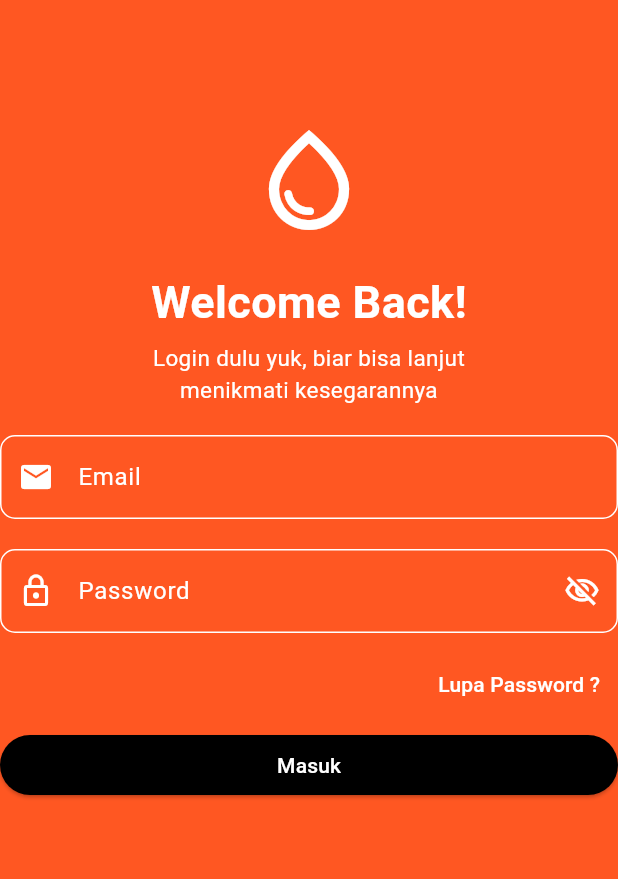
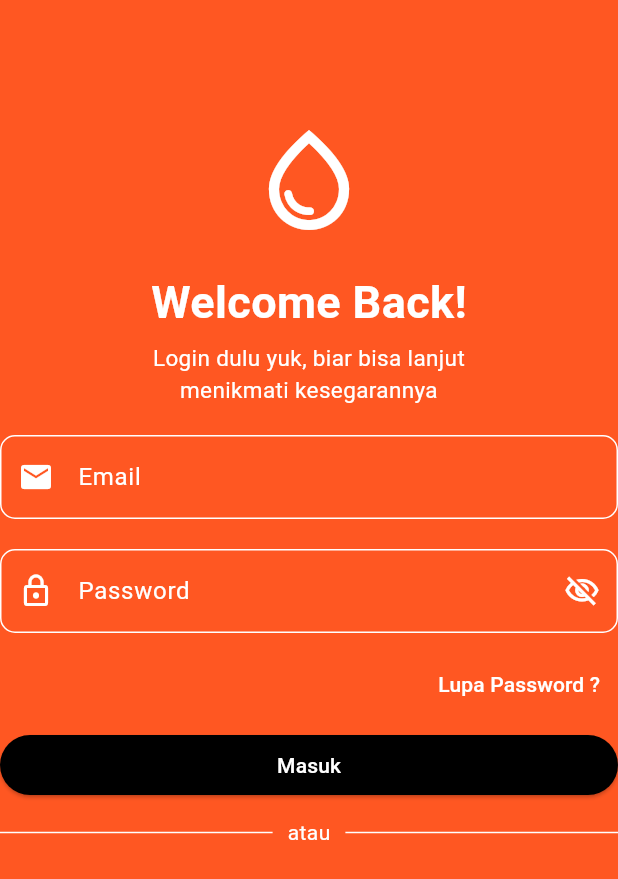
Before and after one commit to AbdulReyza/KB1179-1123150072-uts, a Flutter app: the Login screen opened directly, on a phone screen of 412 x 824 dp. Shown: the top 879 px of the screen. Run offline on Flutter 3.47's test engine with Material 3 defaults, Android fonts, the light colour scheme and no system bars.

Commit message:
buat ---atau---

```diff
--- a/lib/login/login.dart
+++ b/lib/login/login.dart
@@ -144,6 +144,22 @@ class Login extends StatelessWidget {
                       ),
                     ),
                   ),
+                  SizedBox(height: 15,),
+                  Row(
+                    children: [
+                      Expanded(child: Divider(color: Colors.white,)),
+                      Padding(
+                        padding:
+                        EdgeInsets.symmetric(horizontal: 10),
+                        child: Text('atau',
+                        style: TextStyle(
+                          color: Colors.white
+                          ),
+                        ),
+                      ),
+                      Expanded(child: Divider(color: Colors.white,)),
+                    ],
+                  ),
                 ],
               ),
             ),
```
